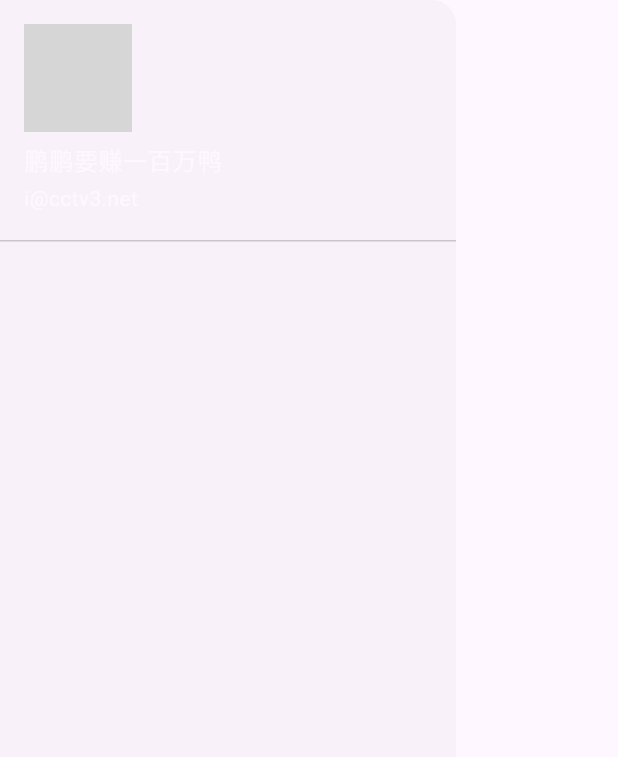
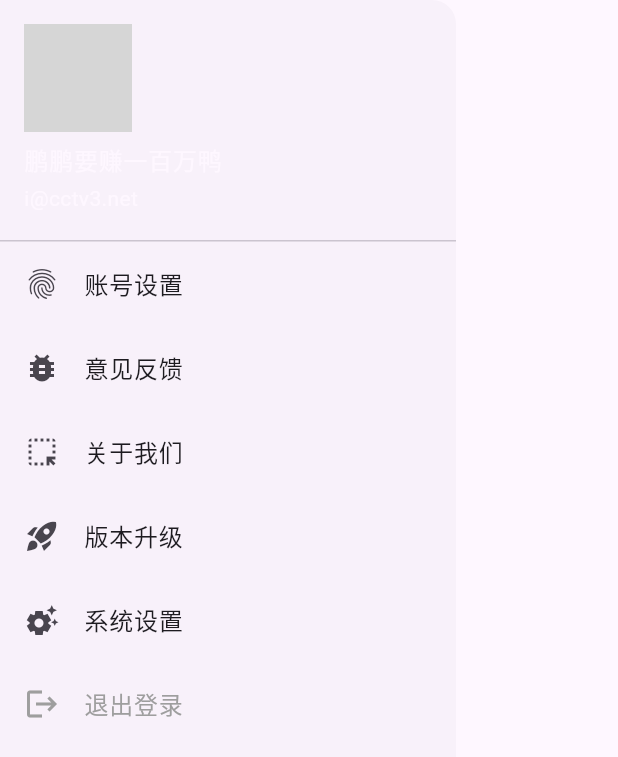
Before and after one commit to ChenqiaoStation/flutter_demo, a Flutter app: the MyDrawerWidget widget shown alone on an empty page, opened directly, on a phone screen of 412 x 824 dp. Shown: the top 757 px of the screen. Run offline on Flutter 3.47's test engine with Material 2 defaults, Android fonts, the phone set to English and light mode, and no system bars; our stand-ins replace carousel_slider, dio, flutter_screenutil, hive_flutter, marquee; missing offline and left inert: fijkplayer; accounts and stored records are empty; network calls fail; grey boxes are pictures that could not be loaded.

Commit message:
🚧 设置页面初步功能划分 -_-||

```diff
--- a/lib/weights/items-keywords-trend.dart
+++ b/lib/weights/items-keywords-trend.dart
@@ -1,8 +1,4 @@
-import 'dart:developer';
-import 'dart:math';
-
 import 'package:flutter/material.dart';
-import 'package:flutter/widgets.dart';
 import 'package:flutter_demo/constants/xUtils.dart';
 
 class ItemsKeywordsTrendWidget extends StatefulWidget {
--- a/lib/weights/items-serieses-latest.dart
+++ b/lib/weights/items-serieses-latest.dart
@@ -1,5 +1,4 @@
 import 'package:flutter/material.dart';
-import 'package:flutter/widgets.dart';
 import 'package:flutter_demo/constants/xUtils.dart';
 import 'package:flutter_screenutil/flutter_screenutil.dart';
 
--- a/lib/weights/my-drawer.dart
+++ b/lib/weights/my-drawer.dart
@@ -1,11 +1,8 @@
-import 'dart:math';
-
 import 'package:dio/dio.dart';
 import 'package:flutter/material.dart';
 import 'package:flutter_demo/constants/Caches.dart';
 import 'package:flutter_demo/constants/xUtils.dart';
 import 'package:flutter_screenutil/flutter_screenutil.dart';
-import 'package:hive_flutter/hive_flutter.dart';
 
 class MyDrawerWidget extends StatefulWidget {
   MyDrawerWidget({Key? key}) : super(key: key);
@@ -21,7 +18,7 @@ class MyDrawerState extends State<MyDrawerWidget> {
   Widget build(BuildContext context) {
     // TODO: implement build
     return Drawer(
-      child: ListView(children: [
+      child: ListView(padding: EdgeInsets.zero, children: [
         UserAccountsDrawerHeader(
           margin: EdgeInsets.zero,
           accountName: Text('鹏鹏要赚一百万鸭'),
@@ -42,6 +39,42 @@ class MyDrawerState extends State<MyDrawerWidget> {
                       //colorFilter: ColorFilter.matrix(X().useGreyImageFilter()),
                       fit: BoxFit.cover,
                       image: NetworkImage(bingSpider['image_url']))),
+        ),
+        ListTile(
+          title: Text('账号设置'),
+          leading: Icon(Icons.fingerprint),
+          onTap: () {},
+        ),
+        ListTile(
+          title: Text('意见反馈'),
+          leading: Icon(Icons.bug_report),
+          onTap: () {},
+        ),
+        ListTile(
+          title: Text('关于我们'),
+          leading: Icon(Icons.highlight_alt),
+          onTap: () {},
+        ),
+        ListTile(
+          title: Text('版本升级'),
+          leading: Icon(Icons.rocket_launch),
+          onTap: () {},
+        ),
+        ListTile(
+          title: Text('系统设置'),
+          leading: Icon(Icons.settings_suggest),
+          onTap: () {},
+        ),
+        ListTile(
+          title: Text(
+            '退出登录',
+            style: TextStyle(color: Colors.grey),
+          ),
+          leading: Icon(
+            Icons.logout,
+            color: Colors.grey,
+          ),
+          onTap: () {},
         ),
       ]),
     );
--- a/lib/weights/my-swiper.dart
+++ b/lib/weights/my-swiper.dart
@@ -1,6 +1,5 @@
 import 'package:carousel_slider/carousel_slider.dart';
 import 'package:flutter/material.dart';
-import 'package:flutter_demo/constants/xUtils.dart';
 
 class MySwiperWidget extends StatefulWidget {
   final List<String> datas;
```
